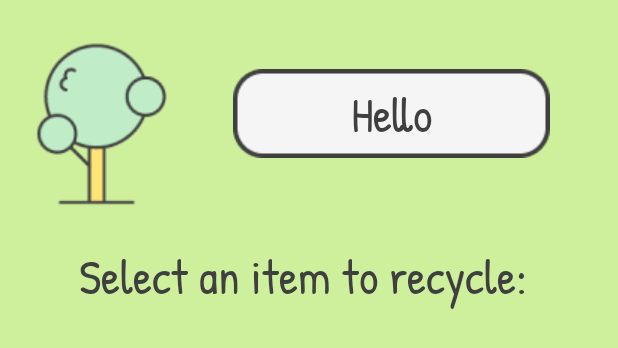
After one commit to rgudla3/Merge22, an Android app: the layout checklist_init.xml on its own in the app's theme, with its tools: preview values and no code run, on a phone screen of 412 x 824 dp. The commit adds this screen. Shown: the top 348 px of the screen. Run offline under Robolectric (Android 15) with nearby library versions, the phone set to English and light mode, and no system bars.

Commit message:
added initial checklist bg

```diff
--- a/app/src/main/java/com/example/merge2022/Checklist.java
+++ b/app/src/main/java/com/example/merge2022/Checklist.java
@@ -3,7 +3,6 @@ package com.example.merge2022;
 import android.content.Intent;
 import android.os.Bundle;
 import android.widget.Button;
-import android.widget.EditText;
 import android.widget.TextView;
 
 import androidx.appcompat.app.AppCompatActivity;
@@ -16,10 +15,10 @@ public class Checklist extends AppCompatActivity {
 
     public void onCreate(Bundle savedInstanceState) {
         super.onCreate(savedInstanceState);
-        setContentView(R.layout.dummy);
+        setContentView(R.layout.checklist_init);
         Intent i = getIntent();
         String name = i.getStringExtra("name");
-        tester = findViewById(R.id.tester);
-        tester.setText("Hello, " + name + "! Here is a list of recommended drinks. Please select one or enter a drink of your choice.");
+        tester = findViewById(R.id.hello_greeting);
+        tester.setText("Hello, " + name + "!");
     }
 }
--- /dev/null
+++ b/app/src/main/res/drawable/checklist_2.xml
@@ -0,0 +1,18 @@
+<vector
+    xmlns:android="http://schemas.android.com/apk/res/android"
+    xmlns:aapt="http://schemas.android.com/aapt"
+    android:width="360dp"
+    android:height="644dp"
+    android:viewportWidth="360"
+    android:viewportHeight="644"
+    >
+
+    <group>
+
+        <clip-path
+            android:pathData="M0 0H360V644H0V0Z"
+            />
+
+    </group>
+
+</vector>
--- /dev/null
+++ b/app/src/main/res/layout/checklist_init.xml
@@ -0,0 +1,68 @@
+<?xml version="1.0" encoding="utf-8"?>
+<RelativeLayout xmlns:android="http://schemas.android.com/apk/res/android"
+    xmlns:map="http://schemas.android.com/apk/res-auto"
+    xmlns:tools="http://schemas.android.com/tools"
+    android:id="@+id/welcomeScreen"
+    android:layout_width="match_parent"
+    android:layout_height="match_parent"
+    android:background="#CEF09D"
+    tools:context=".Checklist">
+
+
+    <View
+        android:id="@+id/checklist_2"
+        android:layout_width="360dp"
+        android:layout_height="644dp"
+        android:layout_alignParentLeft="true"
+        android:layout_alignParentTop="true"
+        android:layout_marginLeft="0dp"
+        android:layout_marginTop="0dp"
+        android:background="@drawable/checklist_bg" />
+
+    <TextView
+        android:id="@+id/pick_item_t"
+        android:layout_width="314dp"
+        android:layout_height="wrap_content"
+        android:layout_alignParentLeft="true"
+        android:layout_alignParentTop="true"
+        android:layout_marginLeft="45dp"
+        android:layout_marginTop="162dp"
+        android:fontFamily="@font/patrick"
+        android:gravity="center_horizontal|top"
+        android:text="Select an item to recycle:"
+        android:textAppearance="@style/pick_item_t" />
+
+    <View
+        android:id="@+id/hellogreeting"
+        android:layout_width="211dp"
+        android:layout_height="59dp"
+        android:layout_alignParentLeft="true"
+        android:layout_alignParentTop="true"
+        android:layout_marginLeft="155dp"
+        android:layout_marginTop="46dp"
+        android:background="#00000000" />
+
+    <View
+        android:id="@+id/rectangle_4"
+        android:layout_width="211dp"
+        android:layout_height="59dp"
+        android:layout_alignParentLeft="true"
+        android:layout_alignParentTop="true"
+        android:layout_marginLeft="155dp"
+        android:layout_marginTop="46dp"
+        android:background="@drawable/rectangle_4" />
+
+    <TextView
+        android:id="@+id/hello_greeting"
+        android:layout_width="179dp"
+        android:layout_height="43dp"
+        android:layout_alignParentLeft="true"
+        android:layout_alignParentTop="true"
+        android:layout_marginLeft="171dp"
+        android:layout_marginTop="54dp"
+        android:fontFamily="@font/patrick"
+        android:gravity="center_horizontal|top"
+        android:text="Hello"
+        android:textAppearance="@style/hello_usern" />
+
+</RelativeLayout>
--- a/app/src/main/res/layout/dummy.xml
+++ /dev/null
@@ -1,13 +0,0 @@
-<TextView android:id="@+id/tester"
-    android:layout_width="93dp"
-    android:layout_height="wrap_content"
-    android:layout_alignParentLeft="true"
-    android:layout_alignParentTop="true"
-    android:layout_marginLeft="161dp"
-    android:layout_marginTop="156dp"
-    android:fontFamily="@font/patrick"
-    android:gravity="center_horizontal|top"
-    android:text="Login"
-    android:textAppearance="@style/login"
-    android:textSize="40sp"
-    xmlns:android="http://schemas.android.com/apk/res/android" />
--- a/app/src/main/res/values/styles.xml
+++ b/app/src/main/res/values/styles.xml
@@ -67,5 +67,30 @@
 
     </style>
 
+    <style name="pick_item_t">
+
+        <item name="android:textSize">
+            32sp
+        </item>
+
+        <item name="android:textColor">
+            #3F3F3F
+        </item>
+
+    </style>
+
+    <style name="hello_usern">
+
+        <item name="android:textSize">
+            32sp
+        </item>
+
+        <item name="android:textColor">
+            #3F3F3F
+        </item>
+
+    </style>
+
+
 
 </resources>
```
Also changed, not shown: app/src/main/res/drawable/checklist_bg.png (added), app/src/main/res/drawable/rectangle_4.png (added).
